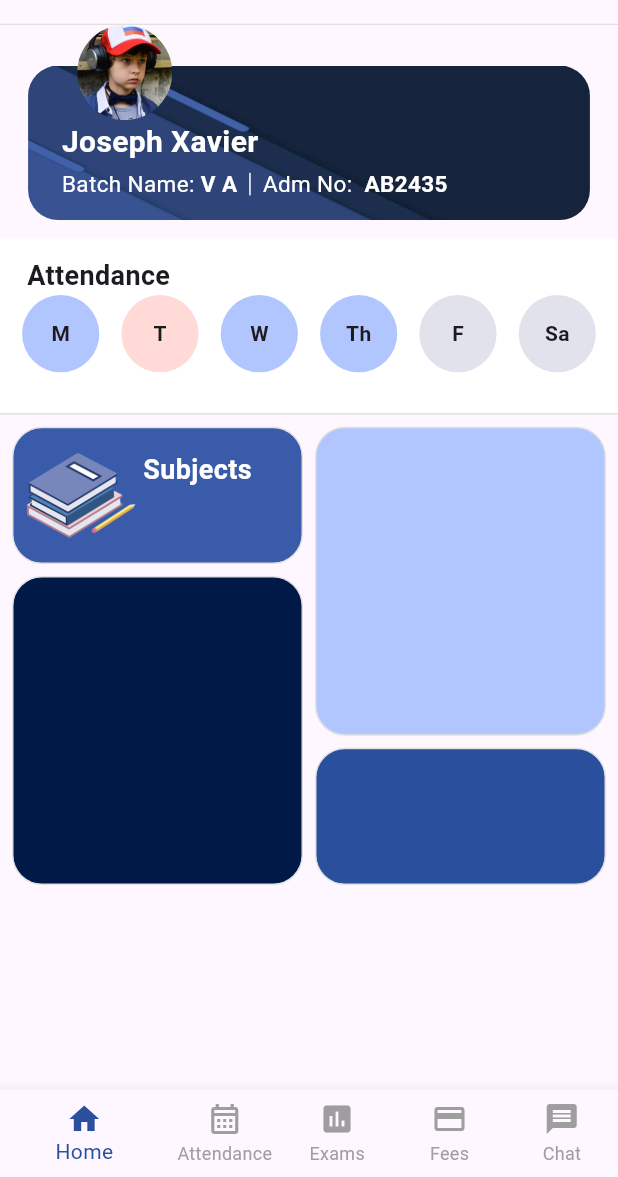
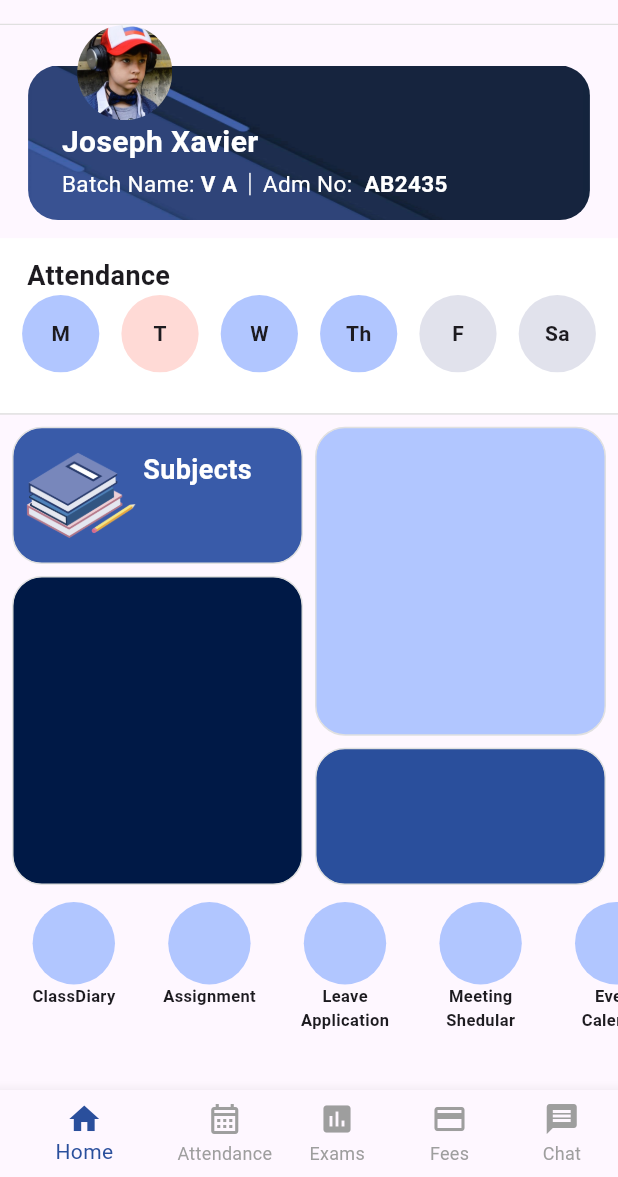
Before and after one commit to BinulalVL/smart_campus_model, a Flutter app: the screen it shows after launch, on a phone screen of 412 x 824 dp, the part 59-1236 px from its top. Run offline on Flutter 3.47's test engine with Material 3 defaults, Android fonts, the phone set to English and light mode, and no system bars.

Commit message:
01-02-24(1st)

```diff
--- a/lib/HomePage.dart
+++ b/lib/HomePage.dart
@@ -137,8 +137,9 @@ class _HomePageState extends State<HomePage> {
             ),
           ),
           Container(
-            height: height/2.5,
-         //`  color: Colors.yellow,
+            height: height/2.6,
+
+         //  color: Colors.yellow,
             child: Row(
               children: [
                 Container(
@@ -207,7 +208,118 @@ class _HomePageState extends State<HomePage> {
           )
         ],
       ),
-    ),])
+    ),
+     Padding(
+       padding: const EdgeInsets.only(top: 8.0),
+       child: Container(height: height/9.3,
+           // color: Colors.orange,
+       child: ListView(
+         scrollDirection: Axis.horizontal,
+         children: [
+          Padding(
+            padding: const EdgeInsets.only(left: 8.0),
+            child: Container(
+              width: width/5,
+          //    color:Color(0xFFb1c6ff),
+              child: Column(
+                children: [
+                  Container(
+                    height: height/15,
+                    width: height/15,
+                    decoration: BoxDecoration(
+                        color:Color(0xFFb1c6ff),
+                        borderRadius: BorderRadius.circular(100)),
+                  ),
+                  Text('ClassDiary',style: TextStyle(fontSize: 11,fontWeight: FontWeight.bold),)
+                ],
+              ),
+            ),
+          ),
+           Padding(
+             padding: const EdgeInsets.only(left: 8.0),
+             child: Container(
+               width: width/5,
+             //  color: Color(0xFFb1c6ff),
+               child: Column(
+                 children: [
+                   Container(
+                     height: height/15,
+                     width: height/15,
+                     decoration: BoxDecoration(
+                         color:Color(0xFFb1c6ff),
+                         borderRadius: BorderRadius.circular(100)),
+                   ),
+                   Text('Assignment',style: TextStyle(fontSize: 11,fontWeight: FontWeight.bold),)
+                 ],
+               ),
+             ),
+           ),
+           Padding(
+             padding: const EdgeInsets.only(left: 8.0),
+             child: Container(
+               width: width/5,
+               //  color: Color(0xFFb1c6ff),
+               child: Column(
+                 children: [
+                   Container(
+                     height: height/15,
+                     width: height/15,
+                     decoration: BoxDecoration(
+                         color:Color(0xFFb1c6ff),
+                         borderRadius: BorderRadius.circular(100)),
+                   ),
+                   Text('Leave',style: TextStyle(fontSize: 11,fontWeight: FontWeight.bold),),
+                   Text('Application',style: TextStyle(fontSize: 11,fontWeight: FontWeight.bold),),
+                 ],
+               ),
+             ),
+           ),
+           Padding(
+             padding: const EdgeInsets.only(left: 8.0),
+             child: Container(
+               width: width/5,
+               //  color: Color(0xFFb1c6ff),
+               child: Column(
+                 children: [
+                   Container(
+                     height: height/15,
+                     width: height/15,
+                     decoration: BoxDecoration(
+                         color:Color(0xFFb1c6ff),
+                         borderRadius: BorderRadius.circular(100)),
+                   ),
+                   Text('Meeting',style: TextStyle(fontSize: 11,fontWeight: FontWeight.bold),),
+                   Text('Shedular',style: TextStyle(fontSize: 11,fontWeight: FontWeight.bold),),
+                 ],
+               ),
+             ),
+           ),
+           Padding(
+             padding: const EdgeInsets.only(left: 8.0),
+             child: Container(
+               width: width/5,
+               //  color: Color(0xFFb1c6ff),
+               child: Column(
+                 children: [
+                   Container(
+                     height: height/15,
+                     width: height/15,
+                     decoration: BoxDecoration(
+                         color:Color(0xFFb1c6ff),
+                         borderRadius: BorderRadius.circular(100)),
+                   ),
+                   Text('Event',style: TextStyle(fontSize: 11,fontWeight: FontWeight.bold),),
+                   Text('Calendar',style: TextStyle(fontSize:11,fontWeight: FontWeight.bold),)
+                 ],
+               ),
+             ),
+           )
+         ],
+       ),
+
+       ),
+     )
+        ])
     ,
       bottomNavigationBar: BottomNavigationBar(
         items: [
```
